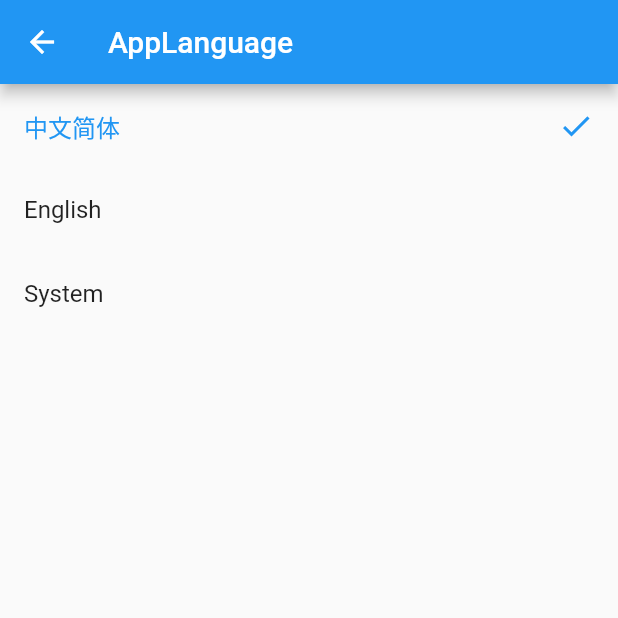
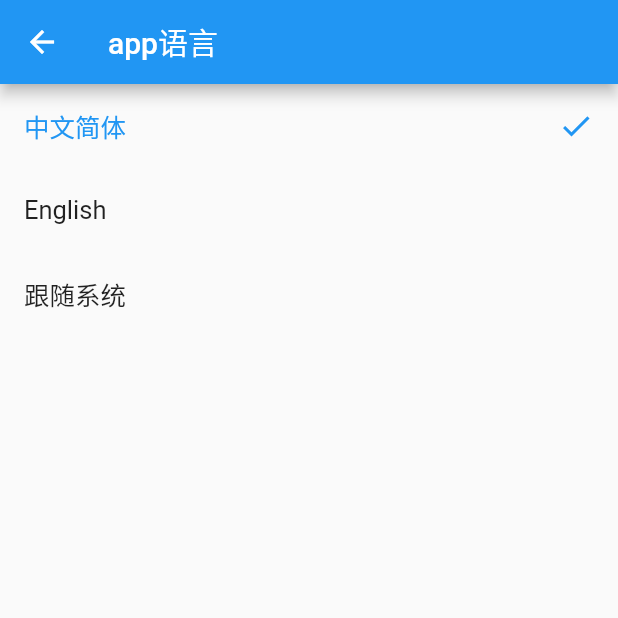
Before and after one commit to bulaidebao/github_client_flutter_app, a Flutter app: the LanguageRoute screen opened by its route, after a tap on "中文简体", on a phone screen of 412 x 824 dp, the top half of it. Run offline on Flutter 3.47's test engine with Material 2 defaults, Android fonts, the phone set to English and light mode, and no system bars; our stand-ins replace cached_network_image, dio, oktoast, shared_preferences; missing offline and left inert: flukit; accounts and stored records are empty; generated files the repository leaves out were written again.

Commit message:
完成自动切换语言设置功能

```diff
--- /dev/null
+++ b/lib/l10n/intl_en_US.arb
@@ -0,0 +1,18 @@
+{
+  "app_title":"app_name",
+  "app_test": "app_test",
+  "app_login": "App Login",
+  "app_theme": "AppThemeColor",
+  "app_language": "AppLanguage",
+  "app_auto": "System",
+  "userNameOrEmail": "UserNameOrEmail",
+  "userName": "UserName",
+  "password": "Password",
+  "userNameRequired": "UserNameRequired",
+  "passwordRequired": "PasswordRequired",
+  "userNameOrPasswordWrong": "UserNameOrPasswordWrong",
+  "AppLogOut": "AppLogOut",
+  "AppHasLogOut": "AppHasLogOut",
+  "Confirm": "Confirm",
+  "Cancel": "Cancel"
+}
--- a/lib/main.dart
+++ b/lib/main.dart
@@ -61,6 +61,7 @@ class MyApp extends StatelessWidget {
               GlobalWidgetsLocalizations.delegate
             ],
             supportedLocales: S.delegate.supportedLocales,
+            locale: localeModel.getLocale(),
             localeListResolutionCallback: (List<Locale> locales, Iterable<Locale> supportedLocales) {
               if(localeModel.getLocale() != null){
                 //如果已选定语言,则不跟随系统
--- a/lib/routes/LanguageRoute.dart
+++ b/lib/routes/LanguageRoute.dart
@@ -18,7 +18,7 @@ class LanguageRoute extends StatelessWidget{
       body: ListView(
 
         children: <Widget>[
-          _buildLanguageItem('中文简体', 'zh_Hans_CN', context),
+          _buildLanguageItem('中文简体', 'zh_CN', context),
           _buildLanguageItem('English', 'en_US', context),
           _buildLanguageItem(gm.app_auto, null, context),
         ],
```
Also changed, not shown: lib/generated/intl/messages_all.dart, lib/generated/intl/messages_en_US.dart (added), lib/generated/l10n.dart.
